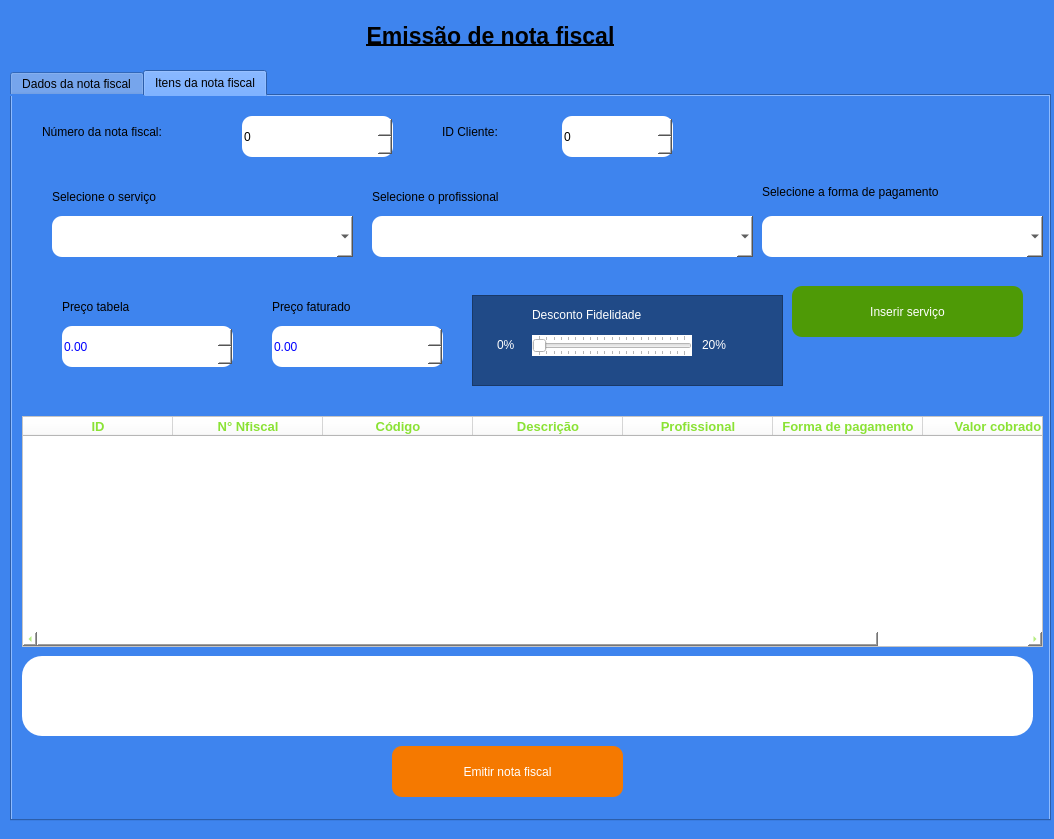
The window that emissao_nf.ui (JVwolfart/PROJETO-SALAO-JOVEM-PROGRAMADOR) describes before a commit, drawn with Qt 5.
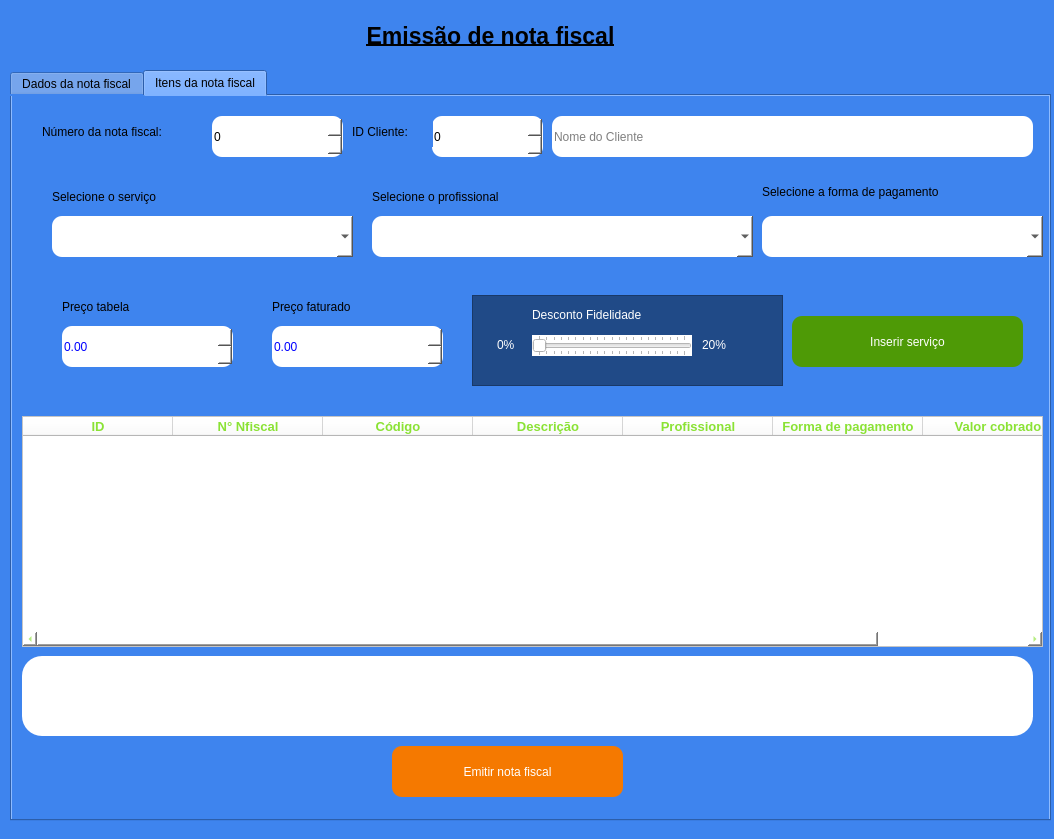
The same window after the commit. Icons and pictures are not drawn.

```diff
--- a/emissao_nf.ui
+++ b/emissao_nf.ui
@@ -357,7 +357,7 @@
        <rect>
         <x>30</x>
         <y>20</y>
-        <width>221</width>
+        <width>161</width>
         <height>31</height>
        </rect>
       </property>
@@ -442,7 +442,7 @@
       <property name="geometry">
        <rect>
         <x>780</x>
-        <y>190</y>
+        <y>220</y>
         <width>231</width>
         <height>51</height>
        </rect>
@@ -465,9 +465,9 @@
       </property>
       <property name="geometry">
        <rect>
-        <x>230</x>
+        <x>200</x>
         <y>20</y>
-        <width>151</width>
+        <width>131</width>
         <height>41</height>
        </rect>
       </property>
@@ -713,7 +713,7 @@
       </property>
       <property name="geometry">
        <rect>
-        <x>550</x>
+        <x>420</x>
         <y>20</y>
         <width>111</width>
         <height>41</height>
@@ -735,9 +735,9 @@
      <widget class="QLabel" name="label_10">
       <property name="geometry">
        <rect>
-        <x>430</x>
+        <x>340</x>
         <y>20</y>
-        <width>71</width>
+        <width>81</width>
         <height>31</height>
        </rect>
       </property>
@@ -745,6 +745,31 @@
        <string>ID Cliente:</string>
       </property>
      </widget>
+     <widget class="QLineEdit" name="Inome">
+      <property name="enabled">
+       <bool>false</bool>
+      </property>
+      <property name="geometry">
+       <rect>
+        <x>540</x>
+        <y>20</y>
+        <width>481</width>
+        <height>41</height>
+       </rect>
+      </property>
+      <property name="styleSheet">
+       <string notr="true">background-color: rgb(255, 255, 255);
+border-radius: 10px;
+border-color: rgb(0,0,0);
+</string>
+      </property>
+      <property name="readOnly">
+       <bool>false</bool>
+      </property>
+      <property name="placeholderText">
+       <string>Nome do Cliente</string>
+      </property>
+     </widget>
     </widget>
    </widget>
    <widget class="QLabel" name="label_4">
```
